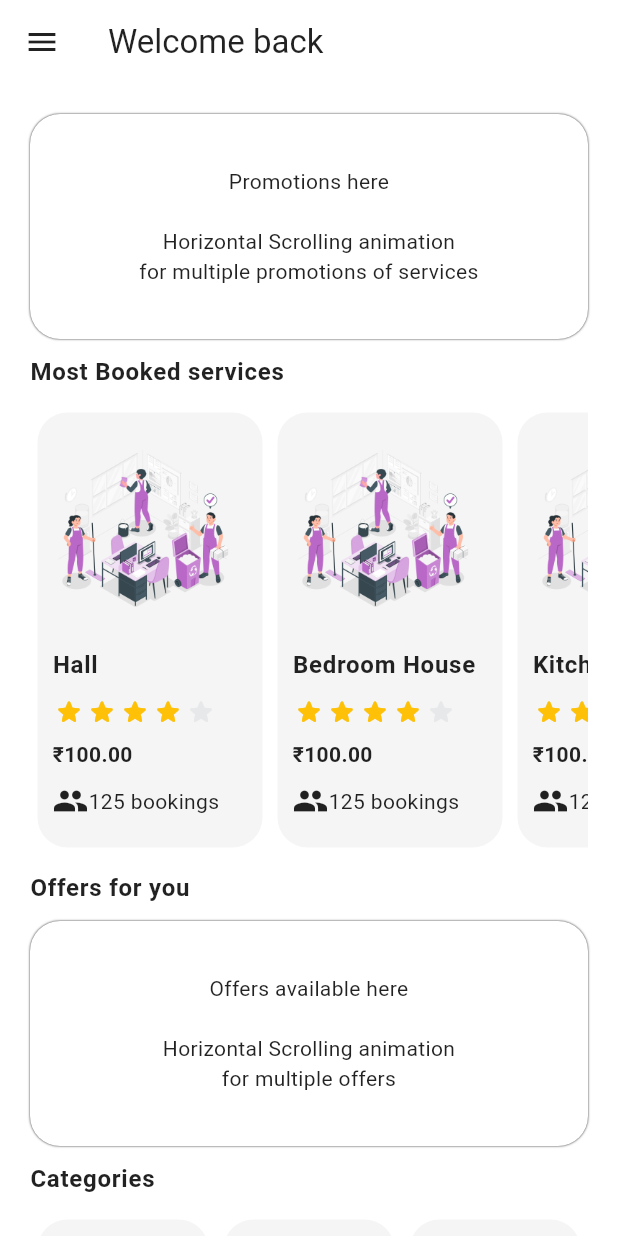
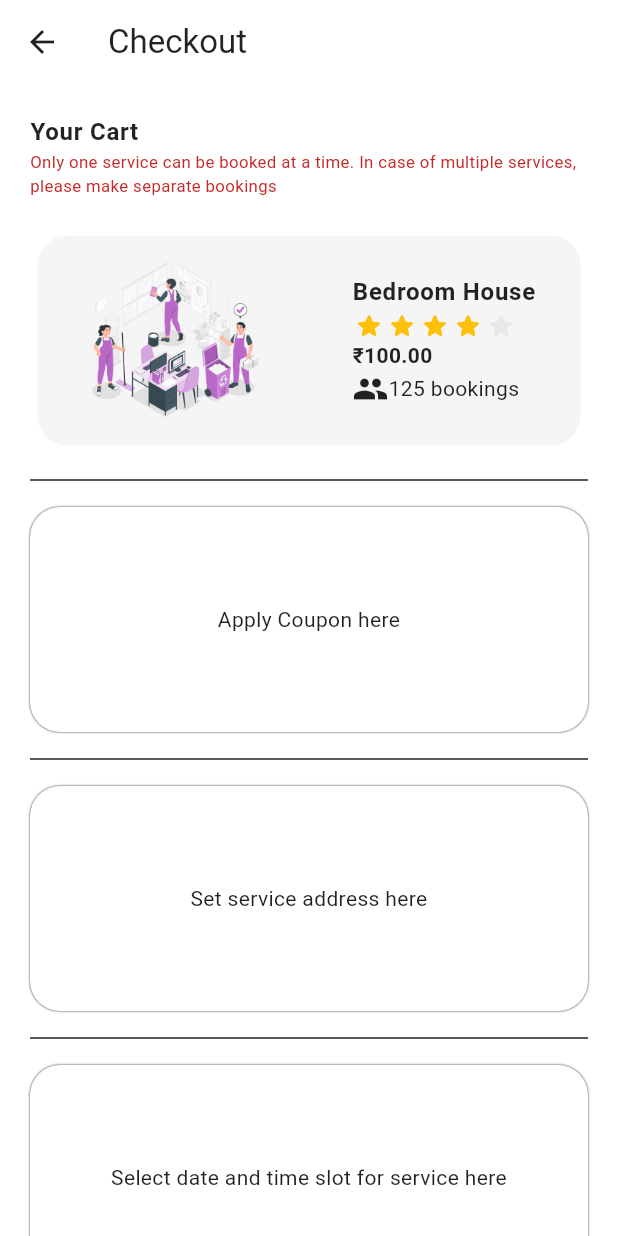
Before and after one commit to theVatsal3802/ruralclap-demo, a Flutter app: the screen it shows after launch, after a tap on "Bedroom House", on a phone screen of 412 x 824 dp. Run offline on Flutter 3.47's test engine with Material 3 defaults, Android fonts, the phone set to English and light mode, and no system bars; drawn by our look-alikes of flutter_rating_stars.

Commit message:
Completed demo app

```diff
--- a/lib/main.dart
+++ b/lib/main.dart
@@ -1,4 +1,6 @@
 import 'package:flutter/material.dart';
+import 'package:ruralclap/screens/cart_screen.dart';
+import 'package:ruralclap/screens/confirm_screen.dart';
 import 'package:ruralclap/screens/home_screen.dart';
 import 'package:ruralclap/util/theme.dart';
 
@@ -15,6 +17,11 @@ class MyApp extends StatelessWidget {
       title: 'Flutter Demo',
       theme: theme(),
       home: const HomeScreen(),
+      routes: {
+        HomeScreen.routeName: (context) => const HomeScreen(),
+        CartScreen.routeName: (context) => const CartScreen(),
+        ConfirmScreen.routeName: (context) => const ConfirmScreen(),
+      },
     );
   }
 }
--- /dev/null
+++ b/lib/screens/cart_screen.dart
@@ -0,0 +1,152 @@
+import 'package:flutter/material.dart';
+import 'package:ruralclap/models/trade_model.dart';
+import 'package:ruralclap/screens/confirm_screen.dart';
+import 'package:ruralclap/widgets/cart_tile.dart';
+
+class CartScreen extends StatelessWidget {
+  static const routeName = "/cart";
+  const CartScreen({super.key});
+
+  @override
+  Widget build(BuildContext context) {
+    final Trade data = ModalRoute.of(context)!.settings.arguments as Trade;
+    return Scaffold(
+      appBar: AppBar(
+        title: const Text(
+          "Checkout",
+          textScaler: TextScaler.noScaling,
+        ),
+      ),
+      body: ListView(
+        shrinkWrap: true,
+        padding: const EdgeInsets.all(20),
+        children: [
+          Text(
+            "Your Cart",
+            textScaler: TextScaler.noScaling,
+            style: Theme.of(context).textTheme.bodyLarge!.copyWith(
+                  fontWeight: FontWeight.bold,
+                ),
+          ),
+          Text(
+            "Only one service can be booked at a time. In case of multiple services, please make separate bookings",
+            textScaler: const TextScaler.linear(0.8),
+            style: TextStyle(
+              color: Colors.red[800],
+            ),
+          ),
+          const SizedBox(
+            height: 20,
+          ),
+          CartTile(trade: data),
+          const SizedBox(
+            height: 10,
+          ),
+          Divider(
+            color: Theme.of(context).colorScheme.onSurface,
+          ),
+          const SizedBox(
+            height: 10,
+          ),
+          Container(
+            height: 150,
+            decoration: BoxDecoration(
+              borderRadius: BorderRadius.circular(20),
+              boxShadow: [
+                BoxShadow(
+                  blurRadius: 0.5,
+                  color: Theme.of(context).colorScheme.onSurface,
+                ),
+              ],
+              color: Theme.of(context).colorScheme.primary,
+            ),
+            child: const Center(
+              child: Text(
+                "Apply Coupon here",
+                textScaler: TextScaler.noScaling,
+                textAlign: TextAlign.center,
+              ),
+            ),
+          ),
+          const SizedBox(
+            height: 10,
+          ),
+          Divider(
+            color: Theme.of(context).colorScheme.onSurface,
+          ),
+          const SizedBox(
+            height: 10,
+          ),
+          Container(
+            height: 150,
+            decoration: BoxDecoration(
+              borderRadius: BorderRadius.circular(20),
+              boxShadow: [
+                BoxShadow(
+                  blurRadius: 0.5,
+                  color: Theme.of(context).colorScheme.onSurface,
+                ),
+              ],
+              color: Theme.of(context).colorScheme.primary,
+            ),
+            child: const Center(
+              child: Text(
+                "Set service address here",
+                textScaler: TextScaler.noScaling,
+                textAlign: TextAlign.center,
+              ),
+            ),
+          ),
+          const SizedBox(
+            height: 10,
+          ),
+          Divider(
+            color: Theme.of(context).colorScheme.onSurface,
+          ),
+          const SizedBox(
+            height: 10,
+          ),
+          Container(
+            height: 150,
+            decoration: BoxDecoration(
+              borderRadius: BorderRadius.circular(20),
+              boxShadow: [
+                BoxShadow(
+                  blurRadius: 0.5,
+                  color: Theme.of(context).colorScheme.onSurface,
+                ),
+              ],
+              color: Theme.of(context).colorScheme.primary,
+            ),
+            child: const Center(
+              child: Text(
+                "Select date and time slot for service here",
+                textScaler: TextScaler.noScaling,
+                textAlign: TextAlign.center,
+              ),
+            ),
+          ),
+          const SizedBox(
+            height: 20,
+          ),
+          ElevatedButton(
+            onPressed: () {
+              Navigator.of(context).pushNamedAndRemoveUntil(
+                ConfirmScreen.routeName,
+                (route) => false,
+              );
+            },
+            style: ElevatedButton.styleFrom(
+              backgroundColor: Theme.of(context).colorScheme.secondary,
+              foregroundColor: Theme.of(context).colorScheme.primary,
+            ),
+            child: const Text(
+              "Place Service Order",
+              textScaler: TextScaler.noScaling,
+            ),
+          ),
+        ],
+      ),
+    );
+  }
+}
--- a/lib/screens/confirm_screen.dart
+++ b/lib/screens/confirm_screen.dart
@@ -0,0 +1,59 @@
+import 'package:flutter/material.dart';
+import 'package:ruralclap/screens/home_screen.dart';
+import 'package:ruralclap/util/constants.dart';
+
+class ConfirmScreen extends StatelessWidget {
+  static const routeName = "/confirm";
+  const ConfirmScreen({super.key});
+
+  @override
+  Widget build(BuildContext context) {
+    return Scaffold(
+      body: SizedBox(
+        height: MediaQuery.of(context).size.height,
+        width: MediaQuery.of(context).size.width,
+        child: Column(
+          mainAxisAlignment: MainAxisAlignment.center,
+          crossAxisAlignment: CrossAxisAlignment.center,
+          children: [
+            Image.asset(
+              Constants.confirmImage,
+              height: 150,
+              width: 150,
+            ),
+            const SizedBox(
+              height: 20,
+            ),
+            Text(
+              "Service confirmed",
+              textScaler: TextScaler.noScaling,
+              style: Theme.of(context).textTheme.bodyLarge!.copyWith(
+                    fontWeight: FontWeight.bold,
+                  ),
+              overflow: TextOverflow.ellipsis,
+            ),
+            const SizedBox(
+              height: 20,
+            ),
+            ElevatedButton(
+              onPressed: () {
+                Navigator.of(context).pushNamedAndRemoveUntil(
+                  HomeScreen.routeName,
+                  (route) => false,
+                );
+              },
+              style: ElevatedButton.styleFrom(
+                backgroundColor: Theme.of(context).colorScheme.secondary,
+                foregroundColor: Theme.of(context).colorScheme.primary,
+              ),
+              child: const Text(
+                "Back to home",
+                textScaler: TextScaler.noScaling,
+              ),
+            ),
+          ],
+        ),
+      ),
+    );
+  }
+}
--- a/lib/screens/home_screen.dart
+++ b/lib/screens/home_screen.dart
@@ -5,6 +5,7 @@ import 'package:ruralclap/widgets/category_tile.dart';
 import 'package:ruralclap/widgets/trade.dart';
 
 class HomeScreen extends StatefulWidget {
+  static const routeName = "/home";
   const HomeScreen({super.key});
 
   @override
--- a/lib/util/constants.dart
+++ b/lib/util/constants.dart
@@ -1,3 +1,4 @@
 class Constants {
   static const String workImage = "assets/images/work.png";
+  static const String confirmImage = "assets/images/confirm.png";
 }
--- /dev/null
+++ b/lib/widgets/cart_tile.dart
@@ -0,0 +1,79 @@
+import 'package:flutter/material.dart';
+import 'package:flutter_rating_stars/flutter_rating_stars.dart';
+import 'package:ruralclap/models/trade_model.dart';
+import 'package:ruralclap/util/constants.dart';
+
+class CartTile extends StatelessWidget {
+  final Trade trade;
+  const CartTile({required this.trade, super.key});
+
+  @override
+  Widget build(BuildContext context) {
+    return GestureDetector(
+      onTap: () {},
+      child: Container(
+        width: MediaQuery.of(context).size.width * 0.9,
+        // height: 250,
+        padding: const EdgeInsets.all(10),
+        margin: const EdgeInsets.all(5),
+        decoration: BoxDecoration(
+          borderRadius: BorderRadius.circular(20),
+          color: Theme.of(context).colorScheme.onBackground,
+        ),
+        child: Row(
+          mainAxisAlignment: MainAxisAlignment.spaceEvenly,
+          crossAxisAlignment: CrossAxisAlignment.center,
+          children: [
+            Image.asset(
+              Constants.workImage,
+              height: 120,
+              width: 120,
+            ),
+            const SizedBox(
+              width: 20,
+            ),
+            Column(
+              mainAxisAlignment: MainAxisAlignment.spaceEvenly,
+              crossAxisAlignment: CrossAxisAlignment.start,
+              children: [
+                Text(
+                  trade.name,
+                  textScaler: TextScaler.noScaling,
+                  style: Theme.of(context).textTheme.bodyLarge!.copyWith(
+                        fontWeight: FontWeight.bold,
+                      ),
+                  overflow: TextOverflow.ellipsis,
+                ),
+                RatingStars(
+                  value: trade.starRating,
+                  starColor: Colors.amber,
+                  valueLabelVisibility: false,
+                  starCount: 5,
+                ),
+                Text(
+                  "₹${trade.price.toStringAsFixed(2)}",
+                  textScaler: TextScaler.noScaling,
+                  style: Theme.of(context).textTheme.bodyMedium!.copyWith(
+                        fontWeight: FontWeight.bold,
+                      ),
+                ),
+                Row(
+                  children: [
+                    Icon(
+                      Icons.people,
+                      color: Theme.of(context).colorScheme.onSurface,
+                    ),
+                    Text(
+                      "${trade.numberOfBookings.toString()} bookings",
+                      textScaler: TextScaler.noScaling,
+                    ),
+                  ],
+                ),
+              ],
+            ),
+          ],
+        ),
+      ),
+    );
+  }
+}
--- a/lib/widgets/trade.dart
+++ b/lib/widgets/trade.dart
@@ -1,6 +1,7 @@
 import 'package:flutter/material.dart';
 import 'package:flutter_rating_stars/flutter_rating_stars.dart';
 import 'package:ruralclap/models/trade_model.dart';
+import 'package:ruralclap/screens/cart_screen.dart';
 import 'package:ruralclap/util/constants.dart';
 
 class TradeTile extends StatelessWidget {
@@ -10,7 +11,12 @@ class TradeTile extends StatelessWidget {
   @override
   Widget build(BuildContext context) {
     return GestureDetector(
-      onTap: () {},
+      onTap: () {
+        Navigator.of(context).pushNamed(
+          CartScreen.routeName,
+          arguments: trade,
+        );
+      },
       child: Container(
         width: 150,
         padding: const EdgeInsets.all(10),
```
Also changed, not shown: assets/images/confirm.png (added), lib/functions/auth_functions.dart (deleted), lib/screens/review_booking_screen.dart (deleted), lib/screens/trade_description_screen.dart (deleted), lib/screens/view_bookings.dart (deleted).
